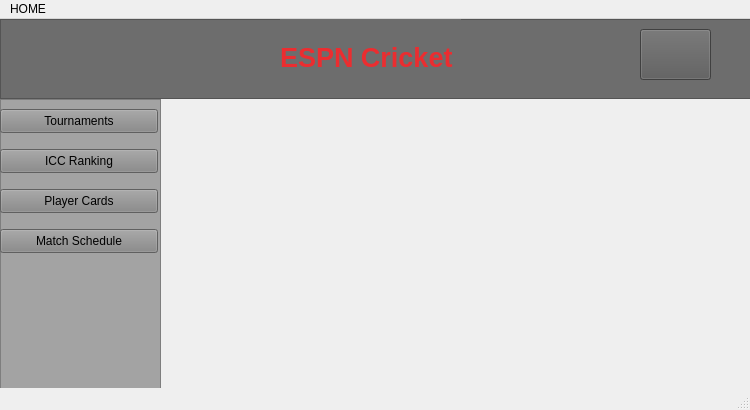
Before: the Qt Designer form mainwindow.ui in iasimkhan2005/ESPN_CRICKET, drawn with Qt 5.
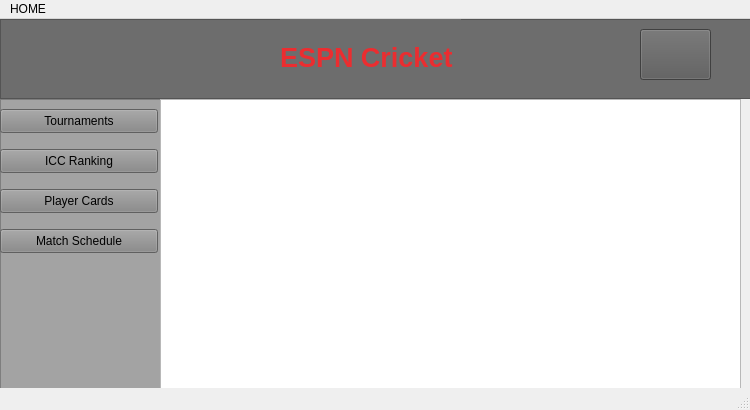
After: the same form once the commit is applied. Icons and pictures are not drawn.

Patch:
```diff
--- a/mainwindow.ui
+++ b/mainwindow.ui
@@ -114,7 +114,7 @@
     <property name="frameShadow">
      <enum>QFrame::Shadow::Raised</enum>
     </property>
-    <widget class="QPushButton" name="pushButton_2">
+    <widget class="QPushButton" name="tournament_btn">
      <property name="geometry">
       <rect>
        <x>0</x>
@@ -185,8 +185,19 @@
      </property>
     </widget>
    </widget>
+   <widget class="QGraphicsView" name="view">
+    <property name="geometry">
+     <rect>
+      <x>160</x>
+      <y>80</y>
+      <width>581</width>
+      <height>301</height>
+     </rect>
+    </property>
+   </widget>
    <zorder>UpperFrame_2</zorder>
    <zorder>UpperFrame</zorder>
+   <zorder>view</zorder>
   </widget>
   <widget class="QMenuBar" name="menubar">
    <property name="geometry">
```
